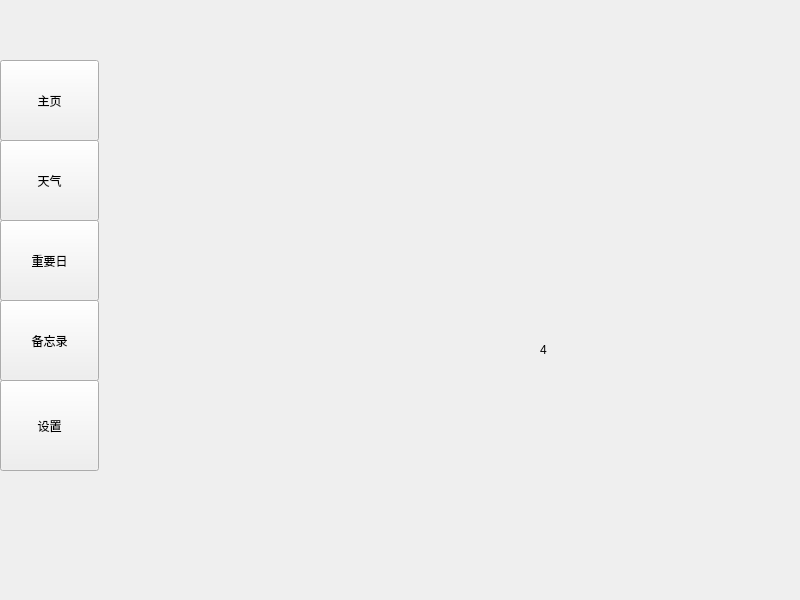
Old version of the form mainwindow.ui in the repository YC-CLT/short-term-qt-project.
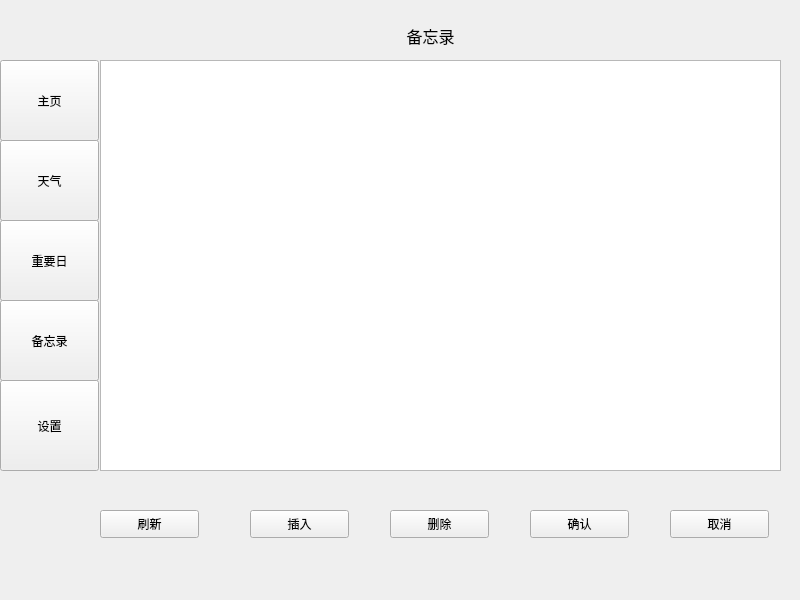
New version of the form. The open tabs and pages were chosen to show the change.

Diff of the .ui file:
```diff
--- a/mainwindow.ui
+++ b/mainwindow.ui
@@ -2948,17 +2948,100 @@
      </widget>
     </widget>
     <widget class="QWidget" name="pageMem">
-     <widget class="QLabel" name="label_3">
+     <widget class="QTableView" name="memTableView">
       <property name="geometry">
        <rect>
-        <x>440</x>
-        <y>330</y>
-        <width>69</width>
-        <height>19</height>
+        <x>0</x>
+        <y>50</y>
+        <width>681</width>
+        <height>411</height>
        </rect>
       </property>
+     </widget>
+     <widget class="QPushButton" name="memCommitButton">
+      <property name="geometry">
+       <rect>
+        <x>430</x>
+        <y>500</y>
+        <width>99</width>
+        <height>28</height>
+       </rect>
+      </property>
       <property name="text">
-       <string>4</string>
+       <string>确认</string>
+      </property>
+     </widget>
+     <widget class="QPushButton" name="memInsertButton">
+      <property name="geometry">
+       <rect>
+        <x>150</x>
+        <y>500</y>
+        <width>99</width>
+        <height>28</height>
+       </rect>
+      </property>
+      <property name="text">
+       <string>插入</string>
+      </property>
+     </widget>
+     <widget class="QPushButton" name="memRefreshButton">
+      <property name="geometry">
+       <rect>
+        <x>0</x>
+        <y>500</y>
+        <width>99</width>
+        <height>28</height>
+       </rect>
+      </property>
+      <property name="text">
+       <string>刷新</string>
+      </property>
+     </widget>
+     <widget class="QLabel" name="memMessageLabel">
+      <property name="geometry">
+       <rect>
+        <x>60</x>
+        <y>0</y>
+        <width>541</width>
+        <height>51</height>
+       </rect>
+      </property>
+      <property name="font">
+       <font>
+        <pointsize>12</pointsize>
+       </font>
+      </property>
+      <property name="text">
+       <string>备忘录</string>
+      </property>
+      <property name="alignment">
+       <set>Qt::AlignmentFlag::AlignCenter</set>
+      </property>
+     </widget>
+     <widget class="QPushButton" name="memDeleteButton">
+      <property name="geometry">
+       <rect>
+        <x>290</x>
+        <y>500</y>
+        <width>99</width>
+        <height>28</height>
+       </rect>
+      </property>
+      <property name="text">
+       <string>删除</string>
+      </property>
+     </widget>
+     <widget class="QPushButton" name="memCancelButton">
+      <property name="geometry">
+       <rect>
+        <x>570</x>
+        <y>500</y>
+        <width>99</width>
+        <height>28</height>
+       </rect>
+      </property>
+      <property name="text">
+       <string>取消</string>
       </property>
      </widget>
     </widget>
```
Left out of the diff: 4 changed lines with no effect on the pictures.
